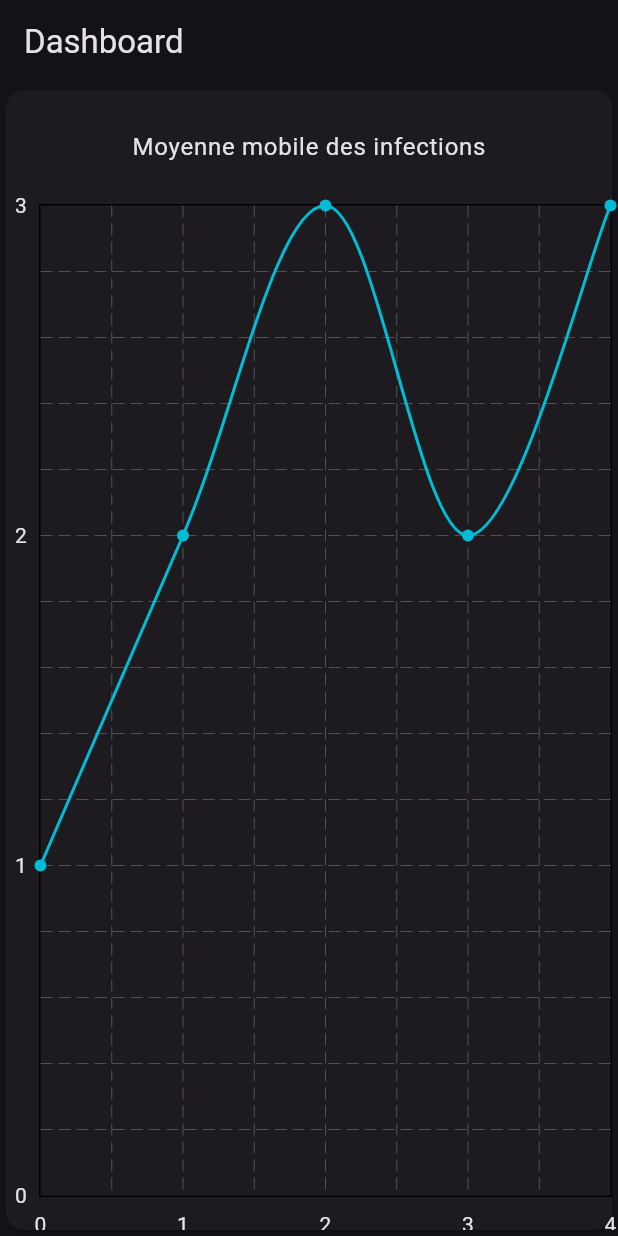
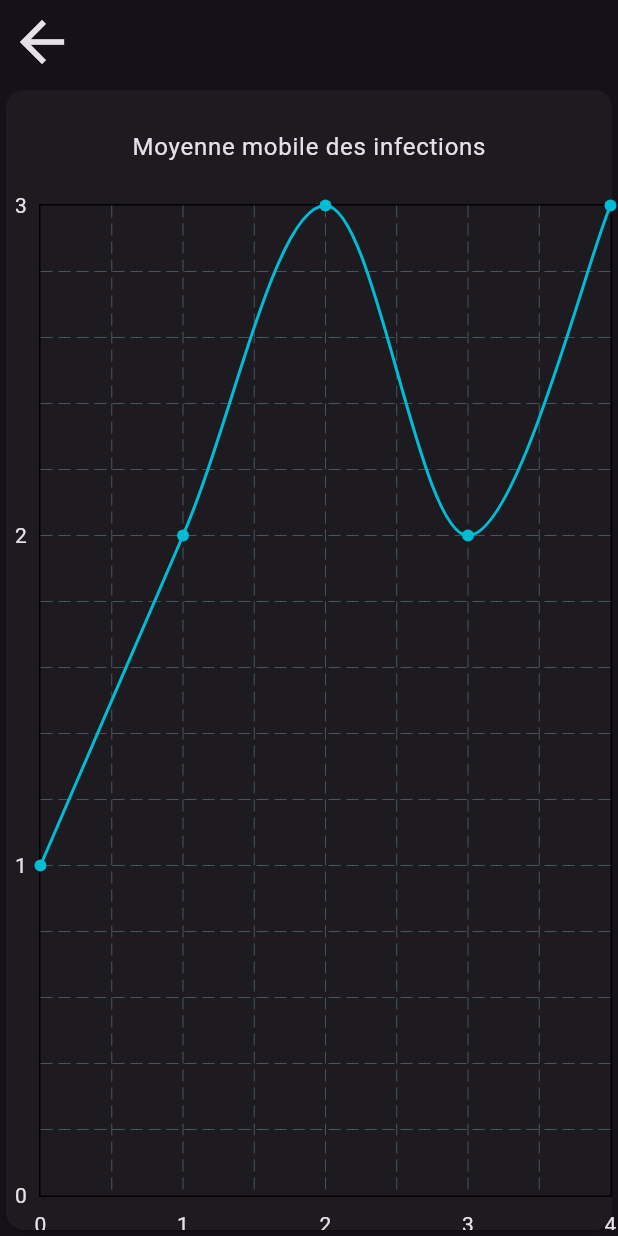
Before and after one commit to Okpeyemi/t_dev_800, a Flutter app: the DashboardScreen screen opened directly, on a phone screen of 412 x 824 dp. Run offline on Flutter 3.47's test engine with Material 3 defaults, Android fonts, the phone set to English and light mode, and no system bars; drawn by our look-alikes of fl_chart; our stand-ins replace file_picker, logger.

Commit message:
fix small errors

```diff
--- a/app/desktop/lib/app.dart
+++ b/app/desktop/lib/app.dart
@@ -1,4 +1,4 @@
-import 'package:ahouefa/ui/dashboard/widgets/dashboard_screen.dart';
+import 'package:ahouefa/ui/home/widgets/home_screen.dart';
 import 'package:flutter/material.dart';
 
 class App extends MaterialApp {
@@ -9,6 +9,6 @@ class App extends MaterialApp {
         darkTheme: ThemeData(brightness: Brightness.dark),
         themeMode: ThemeMode.dark,
         debugShowCheckedModeBanner: false,
-        home: DashboardScreen(),
+        home: HomeScreen(),
       );
 }
--- a/app/desktop/lib/domain/model.dart
+++ b/app/desktop/lib/domain/model.dart
@@ -23,7 +23,7 @@ class Model {
     );
     var response = await _client.send(request);
     var payload = await response.stream.bytesToString();
-    return double.parse(jsonDecode(payload));
+    return jsonDecode(payload) as double;
   }
 
   String get predictionUrl => "${Settings.apiUrl}/api/predict";
--- a/app/desktop/lib/routes.dart
+++ b/app/desktop/lib/routes.dart
@@ -1,9 +1,14 @@
+import 'package:ahouefa/ui/dashboard/widgets/dashboard_screen.dart';
 import 'package:flutter/material.dart';
 
 import 'package:ahouefa/domain/prediction.dart';
 import 'package:ahouefa/ui/prediction_result/widgets/prediction_result_screen.dart';
 
 class Routes {
+  static MaterialPageRoute dashboard() {
+    return MaterialPageRoute(builder: (context) => const DashboardScreen());
+  }
+
   static MaterialPageRoute predictionResultScreen({
     required Prediction prediction,
   }) {
--- a/app/desktop/lib/ui/dashboard/widgets/dashboard_screen.dart
+++ b/app/desktop/lib/ui/dashboard/widgets/dashboard_screen.dart
@@ -12,7 +12,14 @@ class DashboardScreen extends StatelessWidget {
     final onSmallScreen = MediaQuery.sizeOf(context).width <= 600;
 
     return Scaffold(
-      appBar: AppBar(title: const Text('Dashboard')),
+      appBar: AppBar(
+        leading: GestureDetector(
+          child: Icon(Icons.arrow_back, size: 44),
+          onTap: () {
+            Navigator.pop(context);
+          },
+        ),
+      ),
       body:
           onSmallScreen
               ? Column(
@@ -57,7 +64,7 @@ class DashboardScreen extends StatelessWidget {
                                     'Nb de prediction sur 7jrs (nb de malades)',
                                   ),
                                   value: Text(
-                                    '123 (12)',
+                                    '123 (2)',
                                     style: textTheme.titleLarge,
                                   ),
                                 ),
--- a/app/desktop/pubspec.yaml
+++ b/app/desktop/pubspec.yaml
@@ -62,7 +62,8 @@ flutter:
   uses-material-design: true
 
   # To add assets to your application, add an assets section, like this:
-  # assets:
+  assets:
+    - assets/images/logo.png
 
   # An image asset can refer to one or more resolution-specific "variants", see
   # https://flutter.dev/to/resolution-aware-images
```
Also changed, not shown: app/desktop/lib/ui/home/widgets/home_screen.dart (+6 -2 lines), app/desktop/lib/ui/shared/widgets/logo.dart (added, +10 -0 lines), app/desktop/assets/images/logo.png (added), 2 other files.
